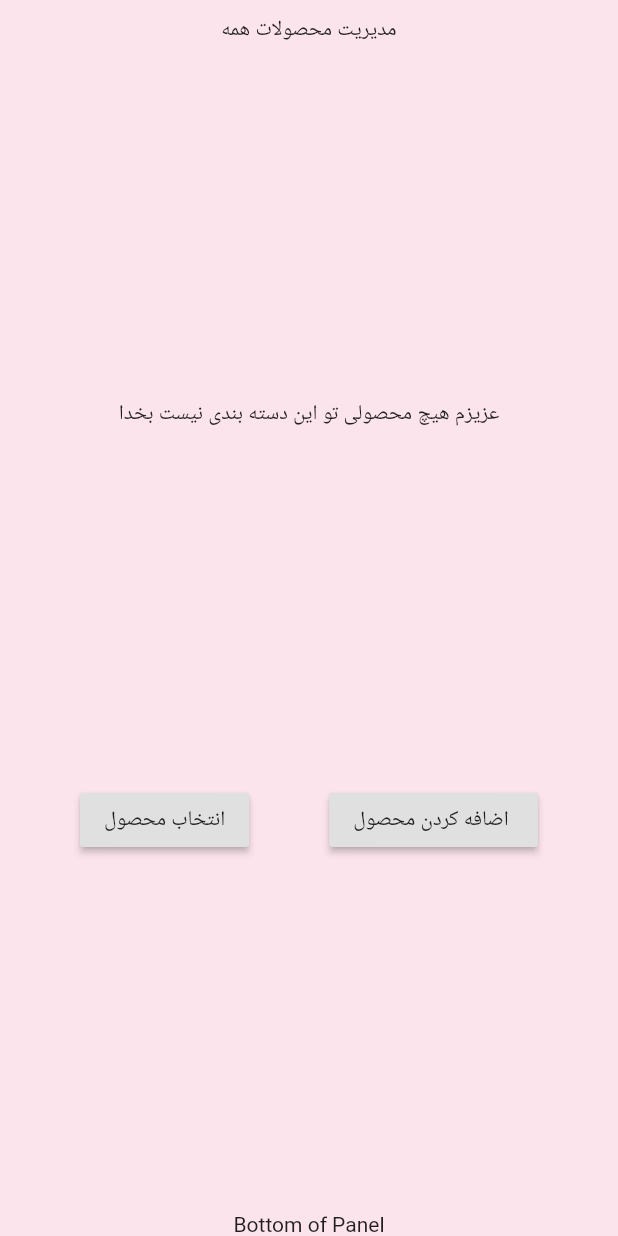
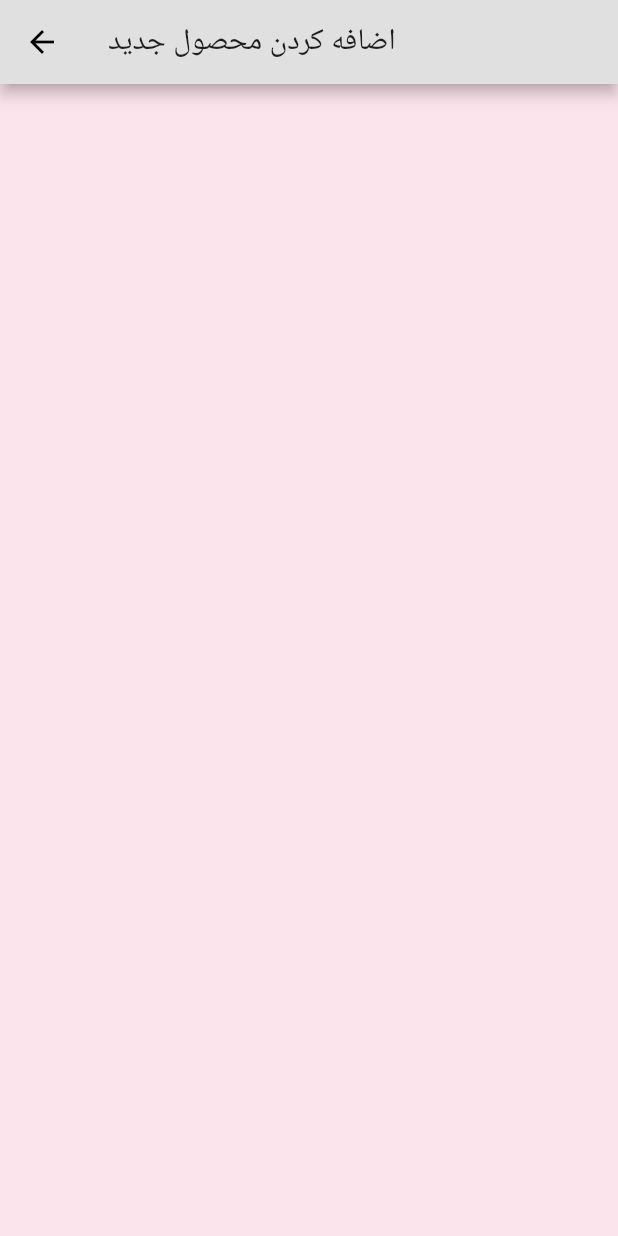
Before and after one commit to salehzarei/ScarlettStyleFront, a Flutter app: the BackPanel widget shown alone on an empty page, opened directly with empty values, after a tap on "انتخاب محصول", after a tap on "اضافه کردن محصول", on a phone screen of 412 x 824 dp. Run offline on Flutter 3.47's test engine with Material 2 defaults, Android fonts, the phone set to English and light mode, and no system bars; our stand-ins replace flutter_masked_text, image_picker, splashscreen; missing offline and left inert: flutter_barcode_scanner; network calls fail; Roboto replaces fonts that are missing (BYekan).

Commit message:
بارکد راه اندازی شد

```diff
--- a/lib/main.dart
+++ b/lib/main.dart
@@ -1,5 +1,6 @@
 import 'package:flutter/material.dart';
 import 'package:flutter/services.dart';
+import 'package:scarlettstayle/products/addnewProducts.dart';
 import 'package:scoped_model/scoped_model.dart';
 import './scoped/mainscoped.dart';
 import './splashScreen.dart';
@@ -37,7 +38,8 @@ void main() {
               '/basket': (context) => Basket(model: model),
               '/managecategories': (context) => ManageCategories(model: model),
               '/manageproducts': (context) => ManageProduct(),
-              '/scan':(context)=>BarcodeScan()
+              '/scan':(context)=>BarcodeScan(),
+              '/addnewProduct' :(context)=>ADDProduct()
             },
           )),
     );
--- a/lib/manageProducts.dart
+++ b/lib/manageProducts.dart
@@ -198,9 +198,7 @@ class _BackPanelState extends State<BackPanel> {
           ),
            RaisedButton(
             child: Text('اضافه کردن محصول '),
-            onPressed: () {
-
-            },
+            onPressed: ()=>Navigator.pushNamed(context, '/addnewProduct')
           )
                 ],
               )),
--- /dev/null
+++ b/lib/products/addnewProducts.dart
@@ -0,0 +1,19 @@
+import 'package:flutter/material.dart';
+
+class ADDProduct extends StatefulWidget {
+  ADDProduct({Key key}) : super(key: key);
+
+  _ADDProductState createState() => _ADDProductState();
+}
+
+class _ADDProductState extends State<ADDProduct> {
+  @override
+  Widget build(BuildContext context) {
+    return Scaffold(
+      appBar: AppBar(
+        title: Text('اضافه کردن محصول جدید'),
+
+      ),
+    );
+  }
+}
--- a/lib/utils/buttonmenu.dart
+++ b/lib/utils/buttonmenu.dart
@@ -86,6 +86,7 @@ class _BTNMenuState extends State<BTNMenu> {
           //  widget.pageindex();
             setState(() {
               _selectedIndex = index;
+              Navigator.pushNamed(context, '/scan');
             });
           },
         );
--- a/pubspec.yaml
+++ b/pubspec.yaml
@@ -23,7 +23,7 @@ dependencies:
   # The following adds the Cupertino Icons font to your application.
   # Use with the CupertinoIcons class for iOS style icons.
   cupertino_icons: ^0.1.2
-  http: ^0.12.0+1
+  http: ^0.12.0+2
   scoped_model: ^1.0.1
   cached_network_image: ^0.6.2
   image_picker: ^0.5.0+3
@@ -31,6 +31,7 @@ dependencies:
   flutter_masked_text: ^0.8.0
   image: ^2.0.7
   splashscreen: ^1.2.0
+  flutter_barcode_scanner: ^0.1.5+1
 
 
 
```
Also changed, not shown: lib/barcode.dart (+10 -3 lines), pubspec.lock, 1 other file.
